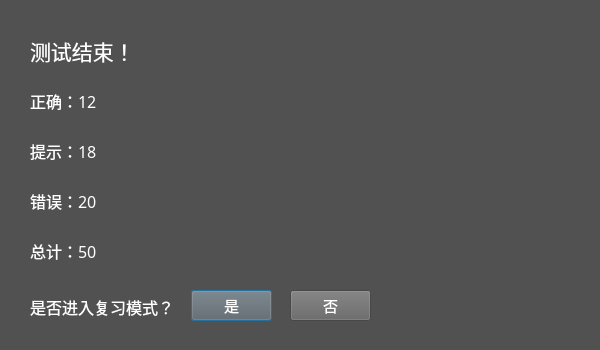
Above: SpellReview.ui from liyuxuan2003/ParrotWords before the change. Below: the same form after it.
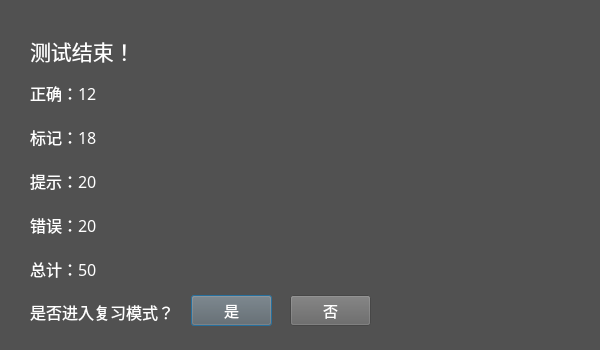
That is the form after the change.

What changed in the file:
```diff
--- a/SpellReview.ui
+++ b/SpellReview.ui
@@ -20,7 +20,7 @@
    <property name="geometry">
     <rect>
      <x>30</x>
-     <y>276</y>
+     <y>281</y>
      <width>271</width>
      <height>61</height>
     </rect>
@@ -42,7 +42,7 @@
    <property name="geometry">
     <rect>
      <x>30</x>
-     <y>190</y>
+     <y>170</y>
      <width>121</width>
      <height>21</height>
     </rect>
@@ -57,14 +57,14 @@
     <string notr="true">color: rgb(255, 255, 255);</string>
    </property>
    <property name="text">
-    <string>错误：20</string>
+    <string>提示：20</string>
    </property>
   </widget>
   <widget class="QLabel" name="labelRightNum">
    <property name="geometry">
     <rect>
      <x>30</x>
-     <y>90</y>
+     <y>82</y>
      <width>121</width>
      <height>21</height>
     </rect>
@@ -108,7 +108,7 @@
    <property name="geometry">
     <rect>
      <x>191</x>
-     <y>290</y>
+     <y>295</y>
      <width>81</width>
      <height>31</height>
     </rect>
@@ -127,11 +127,11 @@
     <string>是</string>
    </property>
   </widget>
-  <widget class="QLabel" name="labelTipNum">
+  <widget class="QLabel" name="labelMarkNum">
    <property name="geometry">
     <rect>
      <x>30</x>
-     <y>140</y>
+     <y>126</y>
      <width>121</width>
      <height>21</height>
     </rect>
@@ -146,14 +146,14 @@
     <string notr="true">color: rgb(255, 255, 255);</string>
    </property>
    <property name="text">
-    <string>提示：18</string>
+    <string>标记：18</string>
    </property>
   </widget>
   <widget class="QPushButton" name="pushButtonNo">
    <property name="geometry">
     <rect>
      <x>290</x>
-     <y>290</y>
+     <y>295</y>
      <width>81</width>
      <height>31</height>
     </rect>
@@ -176,7 +176,7 @@
    <property name="geometry">
     <rect>
      <x>30</x>
-     <y>240</y>
+     <y>258</y>
      <width>121</width>
      <height>21</height>
     </rect>
@@ -194,6 +194,28 @@
     <string>总计：50</string>
    </property>
   </widget>
+  <widget class="QLabel" name="labelWrongNum">
+   <property name="geometry">
+    <rect>
+     <x>30</x>
+     <y>214</y>
+     <width>121</width>
+     <height>21</height>
+    </rect>
+   </property>
+   <property name="font">
+    <font>
+     <family>等线</family>
+     <pointsize>12</pointsize>
+    </font>
+   </property>
+   <property name="styleSheet">
+    <string notr="true">color: rgb(255, 255, 255);</string>
+   </property>
+   <property name="text">
+    <string>错误：20</string>
+   </property>
+  </widget>
  </widget>
  <resources/>
  <connections/>
```
Left out of the diff: 2 changed lines with no effect on the pictures.
